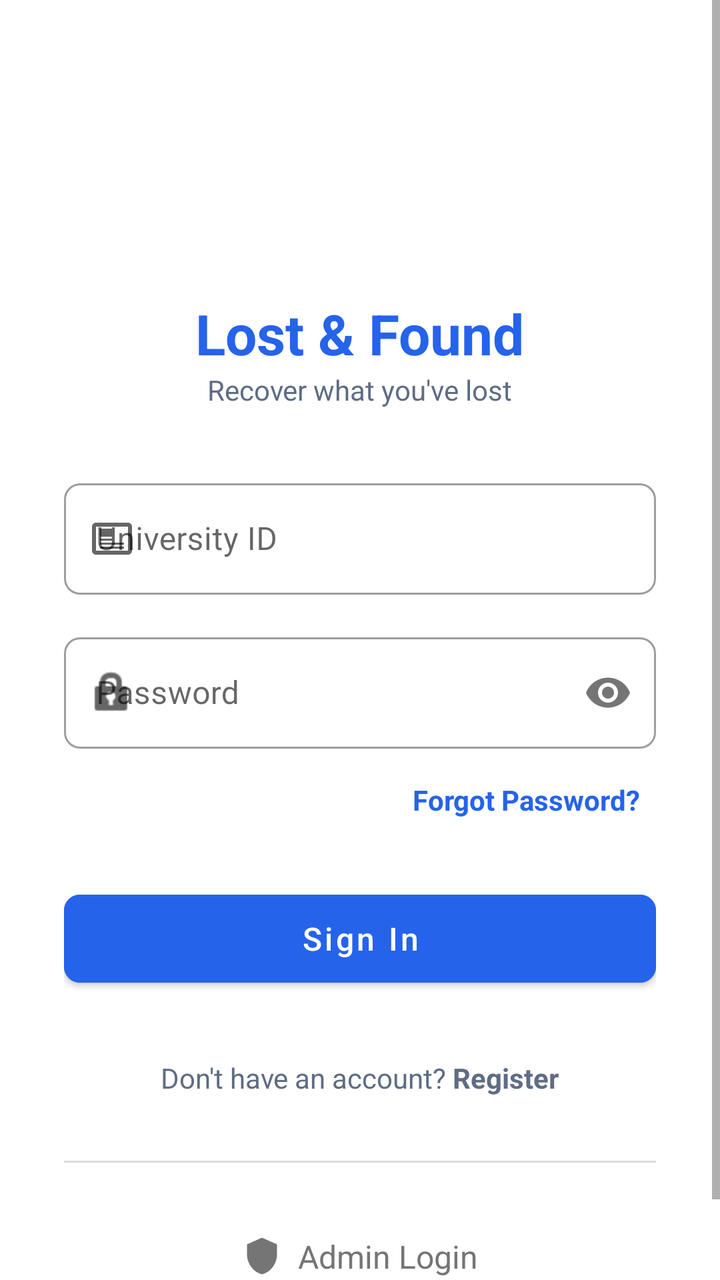
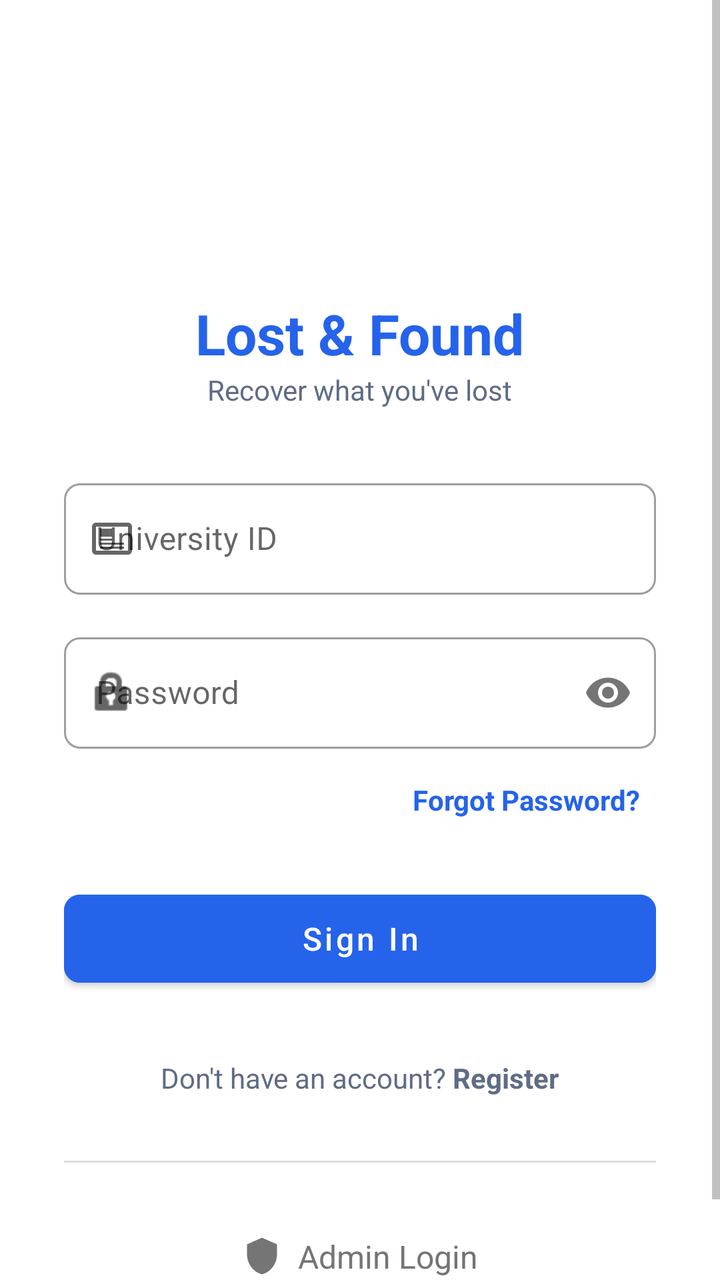

An Android layout rendered at two revisions. The XML below is the earlier revision; the diff shows what the commit changed to produce the second picture.
<!-- AndroidManifest.xml: application theme AppTheme -->
<!-- res/layout/activity_user_login.xml -->
<?xml version="1.0" encoding="utf-8"?>
<androidx.constraintlayout.widget.ConstraintLayout xmlns:android="http://schemas.android.com/apk/res/android"
    xmlns:app="http://schemas.android.com/apk/res-auto"
    android:layout_width="match_parent"
    android:layout_height="match_parent"
    android:background="@android:color/white">

    <ScrollView
        android:layout_width="match_parent"
        android:layout_height="match_parent"
        android:fillViewport="true">

        <LinearLayout
            android:layout_width="match_parent"
            android:layout_height="wrap_content"
            android:gravity="center"
            android:orientation="vertical"
            android:padding="32dp">

            <ImageView
                android:id="@+id/ivLogo"
                android:layout_width="100dp"
                android:layout_height="100dp"
                android:layout_marginBottom="16dp"
                android:src="@drawable/logo"
                android:contentDescription="@string/app_name" />

            <TextView
                android:layout_width="wrap_content"
                android:layout_height="wrap_content"
                android:text="@string/app_name"
                android:textColor="@color/vibrantBlue"
                android:textSize="28sp"
                android:textStyle="bold" />

            <TextView
                android:layout_width="wrap_content"
                android:layout_height="wrap_content"
                android:layout_marginBottom="32dp"
                android:text="@string/login_subtitle"
                android:textAlignment="center"
                android:textColor="@color/textSecondary"
                android:textSize="14sp" />

            <com.google.android.material.textfield.TextInputLayout
                style="@style/Widget.MaterialComponents.TextInputLayout.OutlinedBox"
                android:layout_width="match_parent"
                android:layout_height="wrap_content"
                android:layout_marginBottom="16dp"
                android:hint="@string/hint_university_id"
                app:boxCornerRadiusBottomEnd="8dp"
                app:boxCornerRadiusBottomStart="8dp"
                app:boxCornerRadiusTopEnd="8dp"
                app:boxCornerRadiusTopStart="8dp"
                app:startIconDrawable="@drawable/ic_admin_id">

                <com.google.android.material.textfield.TextInputEditText
                    android:id="@+id/etEmail"
                    android:layout_width="match_parent"
                    android:layout_height="wrap_content"
                    android:inputType="textEmailAddress" />
            </com.google.android.material.textfield.TextInputLayout>

            <com.google.android.material.textfield.TextInputLayout
                style="@style/Widget.MaterialComponents.TextInputLayout.OutlinedBox"
                android:layout_width="match_parent"
                android:layout_height="wrap_content"
                android:layout_marginBottom="8dp"
                android:hint="@string/hint_password"
                app:boxCornerRadiusBottomEnd="8dp"
                app:boxCornerRadiusBottomStart="8dp"
                app:boxCornerRadiusTopEnd="8dp"
                app:boxCornerRadiusTopStart="8dp"
                app:passwordToggleEnabled="true"
                app:startIconDrawable="@android:drawable/ic_lock_idle_lock">

                <com.google.android.material.textfield.TextInputEditText
                    android:id="@+id/etPassword"
                    android:layout_width="match_parent"
                    android:layout_height="wrap_content"
                    android:inputType="textPassword" />
            </com.google.android.material.textfield.TextInputLayout>

            <TextView
                android:id="@+id/tvForgotPassword"
                android:layout_width="wrap_content"
                android:layout_height="wrap_content"
                android:layout_gravity="end"
                android:layout_marginBottom="24dp"
                android:padding="8dp"
                android:text="@string/forgot_password"
                android:textColor="@color/vibrantBlue"
                android:textStyle="bold" />

            <com.google.android.material.button.MaterialButton
                android:id="@+id/btnSignIn"
                android:layout_width="match_parent"
                android:layout_height="56dp"
                android:layout_marginBottom="24dp"
                android:text="@string/sign_in"
                android:textAllCaps="false"
                android:textSize="16sp"
                android:backgroundTint="@color/vibrantBlue"
                app:cornerRadius="8dp" />

            <TextView
                android:id="@+id/tvRegister"
                android:layout_width="wrap_content"
                android:layout_height="wrap_content"
                android:padding="8dp"
                android:text="@string/register_link"
                android:textColor="@color/textSecondary" />

            
            <View
                android:layout_width="match_parent"
                android:layout_height="1dp"
                android:layout_marginTop="24dp"
                android:layout_marginBottom="24dp"
                android:background="#DDDDDD" />

            
            <LinearLayout
                android:id="@+id/llAdminLogin"
                android:layout_width="wrap_content"
                android:layout_height="wrap_content"
                android:gravity="center"
                android:orientation="horizontal"
                android:padding="12dp"
                android:clickable="true"
                android:focusable="true"
                android:background="?attr/selectableItemBackground">

                <ImageView
                    android:id="@+id/ivAdminIcon"
                    android:layout_width="20dp"
                    android:layout_height="20dp"
                    android:layout_marginEnd="8dp"
                    android:src="@drawable/ic_shield"
                    app:tint="#757575" />

                <TextView
                    android:id="@+id/tvAdminLogin"
                    android:layout_width="wrap_content"
                    android:layout_height="wrap_content"
                    android:text="@string/admin_login"
                    android:textColor="#757575"
                    android:textSize="16sp" />
            </LinearLayout>

        </LinearLayout>
    </ScrollView>
</androidx.constraintlayout.widget.ConstraintLayout>
<!-- resources referenced by this layout -->
<resources>
  <color name="textSecondary">#5F6C84</color>
  <color name="vibrantBlue">#2563EB</color>
  <!-- drawable ic_admin_id (drawable) -->
  <?xml version="1.0" encoding="utf-8"?>
  <vector xmlns:android="http://schemas.android.com/apk/res/android"
      android:width="24dp"
      android:height="24dp"
      android:viewportWidth="24"
      android:viewportHeight="24">
      <path
          android:fillColor="#000000"
          android:pathData="M20,4L4,4c-1.1,0 -2,0.9 -2,2v12c0,1.1 0.9,2 2,2h16c1.1,0 2,-0.9 2,-2L22,6c0,-1.1 -0.9,-2 -2,-2zM20,18L4,18L4,6h16v12zM18,17L6,17v-1h12v1h0zM12,13L6,13v-1h6v1h0zM18,15L6,15v-1h12v1h0zM12,11L6,11L6,7h6v4z" />
  </vector>
  <!-- drawable ic_shield (drawable) -->
  <vector xmlns:android="http://schemas.android.com/apk/res/android"
      android:width="24dp"
      android:height="24dp"
      android:viewportWidth="24.0"
      android:viewportHeight="24.0"
      android:tint="?attr/colorControlNormal">
    <path
        android:fillColor="@android:color/white"
        android:pathData="M12,1L3,5v6c0,5.55 3.84,10.74 9,12 5.16,-1.26 9,-6.45 9,-12V5L12,1z"/>
  </vector>
  <!-- drawable logo: png bitmap (drawable, 481339 bytes) -->
  <string name="admin_login">Admin Login</string>
  <string name="app_name">Lost &amp; Found</string>
  <string name="forgot_password">Forgot Password?</string>
  <string name="hint_password">Password</string>
  <string name="hint_university_id">University ID</string>
  <string name="login_subtitle">Recover what you\'ve lost</string>
  <string name="register_link">Don\'t have an account? <b>Register</b></string>
  <string name="sign_in">Sign In</string>
</resources>

<!-- the commit's change to res/layout/activity_user_login.xml (unified diff, before → after) -->
@@ -58,7 +58,7 @@
                     android:id="@+id/etEmail"
                     android:layout_width="match_parent"
                     android:layout_height="wrap_content"
-                    android:inputType="textEmailAddress" />
+                    android:inputType="text" />
             </com.google.android.material.textfield.TextInputLayout>
 
             <com.google.android.material.textfield.TextInputLayout
@@ -92,16 +92,29 @@
                 android:textColor="@color/vibrantBlue"
                 android:textStyle="bold" />
 
-            <com.google.android.material.button.MaterialButton
-                android:id="@+id/btnSignIn"
+            <FrameLayout
                 android:layout_width="match_parent"
-                android:layout_height="56dp"
-                android:layout_marginBottom="24dp"
-                android:text="@string/sign_in"
-                android:textAllCaps="false"
-                android:textSize="16sp"
-                android:backgroundTint="@color/vibrantBlue"
-                app:cornerRadius="8dp" />
+                android:layout_height="wrap_content"
+                android:layout_marginBottom="24dp">
+
+                <com.google.android.material.button.MaterialButton
+                    android:id="@+id/btnSignIn"
+                    android:layout_width="match_parent"
+                    android:layout_height="56dp"
+                    android:text="@string/sign_in"
+                    android:textAllCaps="false"
+                    android:textSize="16sp"
+                    android:backgroundTint="@color/vibrantBlue"
+                    app:cornerRadius="8dp" />
+
+                <ProgressBar
+                    android:id="@+id/progressBar"
+                    android:layout_width="24dp"
+                    android:layout_height="24dp"
+                    android:layout_gravity="center"
+                    android:indeterminateTint="@android:color/white"
+                    android:visibility="gone" />
+            </FrameLayout>
 
             <TextView
                 android:id="@+id/tvRegister"
<!-- resource entries referenced after the edit -->
@@ -33,5 +33,35 @@
   <string name="login_subtitle">Recover what you\'ve lost</string>
   <string name="register_link">Don\'t have an account? <b>Register</b></string>
   <string name="sign_in">Sign In</string>
+  <style name="AppTheme" parent="Theme.MaterialComponents.Light.NoActionBar">
+          
+          <item name="colorPrimary">@color/darkBlue</item>
+          <item name="colorPrimaryDark">@color/darkBlue</item>
+          <item name="colorAccent">@color/vibrantBlue</item>
+  
+          
+          <item name="android:windowBackground">@color/white</item>
+          <item name="android:colorBackground">@color/white</item>
+  
+          
+          <item name="android:textColorPrimary">@color/black</item>
+          <item name="android:textColorSecondary">@color/gray</item>
+          <item name="android:textColorHint">@color/gray</item>
+  
+          
+          <item name="materialButtonStyle">@style/Widget.MaterialComponents.Button</item>
+  
+          
+          <item name="editTextStyle">@style/CustomEditText</item>
+      </style>
+  <color name="darkBlue">#1E40AF</color>
+  <color name="white">#FFFFFFFF</color>
+  <color name="black">#FF000000</color>
+  <color name="gray">#FF888888</color>
+  <style name="CustomEditText" parent="Widget.AppCompat.EditText">
+          <item name="colorControlNormal">@color/gray</item>
+          <item name="colorControlActivated">@color/vibrantBlue</item>
+          <item name="colorControlHighlight">@color/vibrantBlue</item>
+      </style>
 </resources>
 
